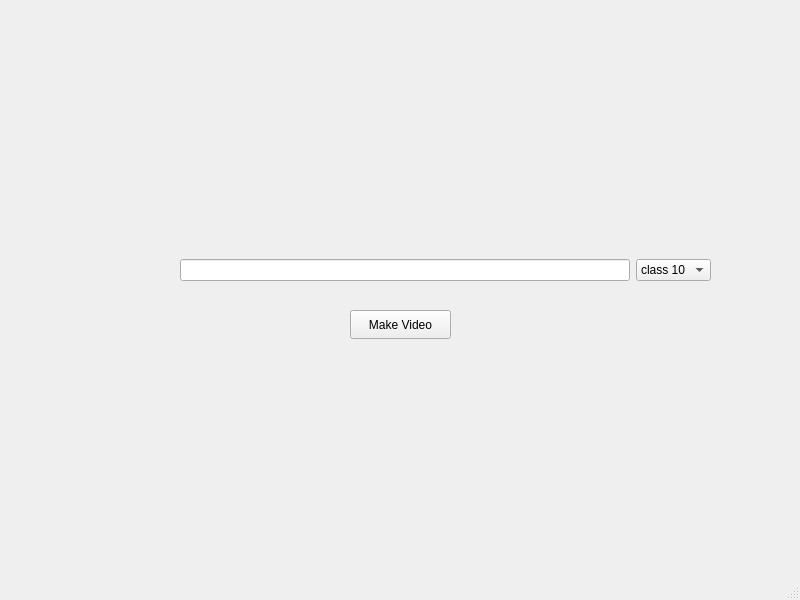
Above: Application/main.ui from csl-622/wiki before the change. Below: the same form after it.
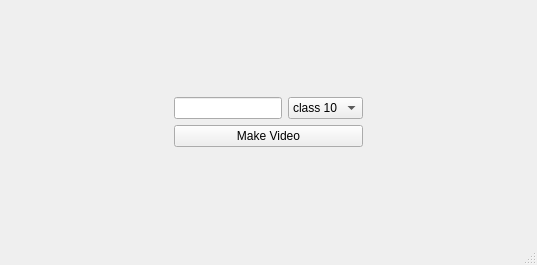
That is the form after the change.

The edit to the form file:
```diff
--- a/Application/main.ui
+++ b/Application/main.ui
@@ -6,36 +6,44 @@
    <rect>
     <x>0</x>
     <y>0</y>
-    <width>800</width>
-    <height>600</height>
+    <width>537</width>
+    <height>265</height>
    </rect>
   </property>
   <property name="windowTitle">
    <string>MainWindow</string>
   </property>
   <widget class="QWidget" name="centralwidget">
-   <widget class="QPushButton" name="search">
-    <property name="geometry">
-     <rect>
-      <x>350</x>
-      <y>310</y>
-      <width>101</width>
-      <height>29</height>
-     </rect>
-    </property>
-    <property name="text">
-     <string>Make Video</string>
-    </property>
-   </widget>
-   <widget class="QWidget" name="horizontalLayoutWidget">
-    <property name="geometry">
-     <rect>
-      <x>180</x>
-      <y>230</y>
-      <width>531</width>
-      <height>80</height>
-     </rect>
-    </property>
+   <layout class="QGridLayout" name="gridLayout_2">
+    <item row="1" column="0">
+     <spacer name="horizontalSpacer">
+      <property name="orientation">
+       <enum>Qt::Horizontal</enum>
+      </property>
+      <property name="sizeHint" stdset="0">
+       <size>
+        <width>40</width>
+        <height>20</height>
+       </size>
+      </property>
+     </spacer>
+    </item>
+    <item row="0" column="1">
+     <spacer name="verticalSpacer">
+      <property name="orientation">
+       <enum>Qt::Vertical</enum>
+      </property>
+      <property name="sizeHint" stdset="0">
+       <size>
+        <width>20</width>
+        <height>40</height>
+       </size>
+      </property>
+     </spacer>
+    </item>
+    <item row="1" column="1">
+     <layout class="QGridLayout" name="gridLayout">
+      <item row="0" column="0">
     <layout class="QHBoxLayout" name="horizontalLayout">
      <item>
       <widget class="QLineEdit" name="topic">
@@ -79,7 +87,43 @@
       </widget>
      </item>
     </layout>
-   </widget>
+      </item>
+      <item row="1" column="0">
+       <widget class="QPushButton" name="search">
+        <property name="text">
+         <string>Make Video</string>
+        </property>
+       </widget>
+      </item>
+     </layout>
+    </item>
+    <item row="2" column="1">
+     <spacer name="verticalSpacer_2">
+      <property name="orientation">
+       <enum>Qt::Vertical</enum>
+      </property>
+      <property name="sizeHint" stdset="0">
+       <size>
+        <width>20</width>
+        <height>40</height>
+       </size>
+      </property>
+     </spacer>
+    </item>
+    <item row="1" column="2">
+     <spacer name="horizontalSpacer_2">
+      <property name="orientation">
+       <enum>Qt::Horizontal</enum>
+      </property>
+      <property name="sizeHint" stdset="0">
+       <size>
+        <width>40</width>
+        <height>20</height>
+       </size>
+      </property>
+     </spacer>
+    </item>
+   </layout>
   </widget>
   <widget class="QStatusBar" name="statusbar"/>
  </widget>
```
Lines whose indentation alone changed are shown as unchanged.
